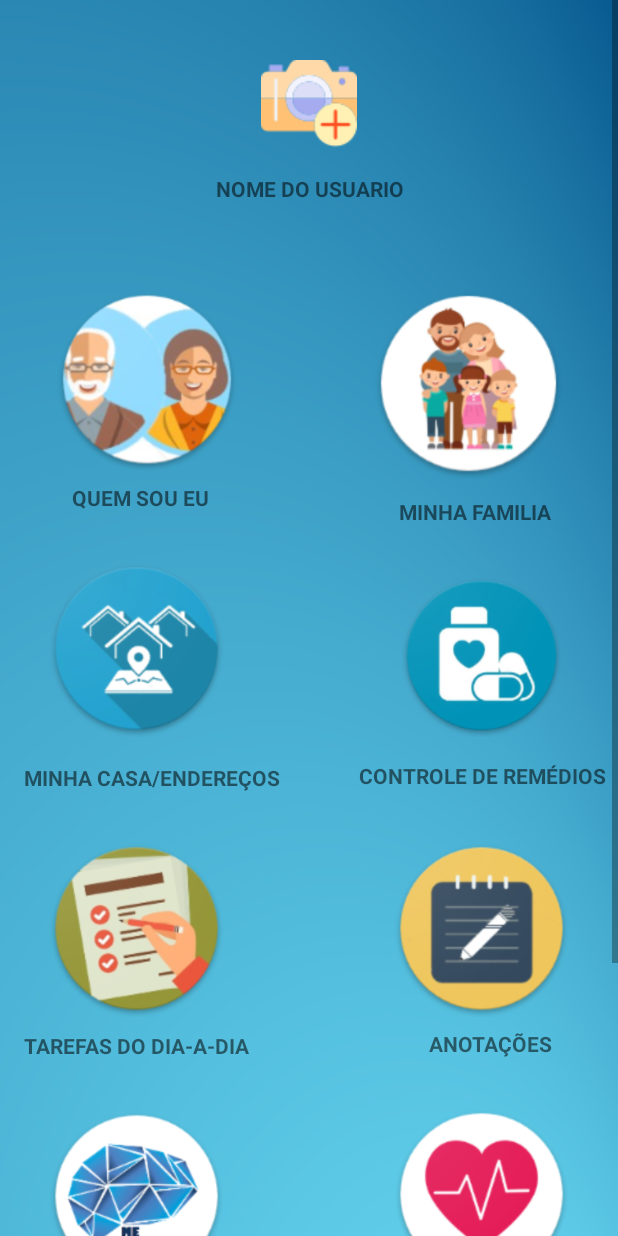
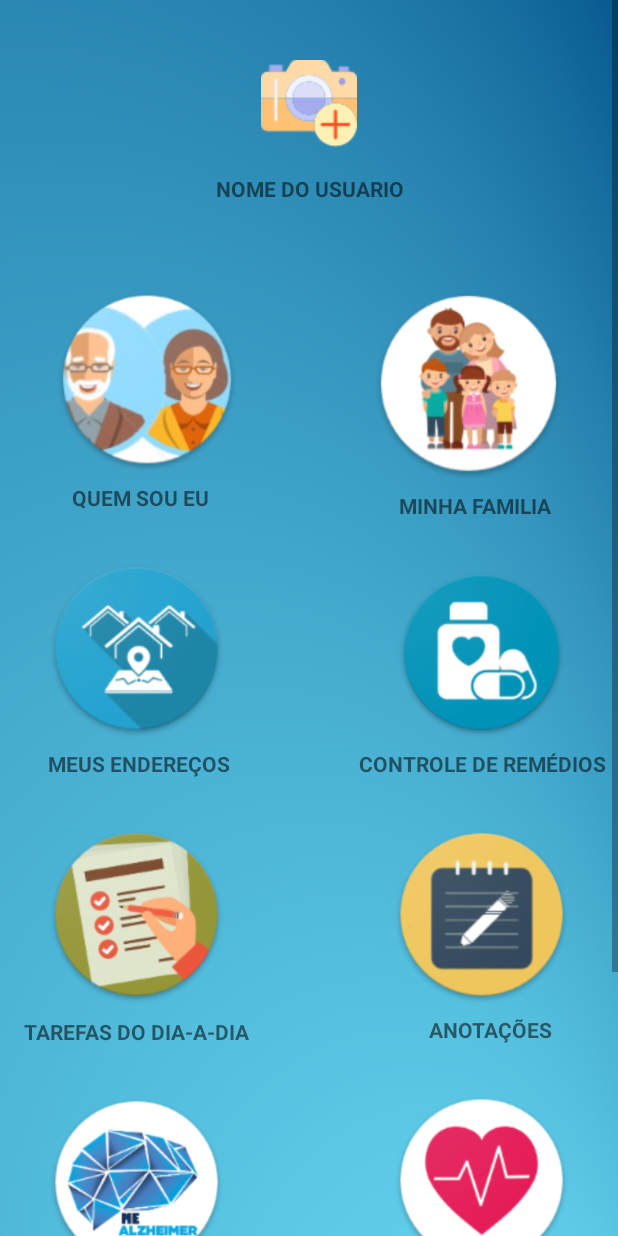
Before and after one commit to MEAlzaimer/MEAlzaimer, an Android app: the MenuInicialActivity screen opened directly, with no data from a screen before it, on a phone screen of 412 x 824 dp. Run offline under Robolectric (Android 15) with nearby library versions, the phone set to English and light mode, and no system bars.

Commit message:
update_icon_game_newParameterscontrain layout

```diff
--- a/app/src/main/AndroidManifest.xml
+++ b/app/src/main/AndroidManifest.xml
@@ -10,7 +10,7 @@
         android:supportsRtl="true"
         android:theme="@style/AppTheme">
         <activity android:name=".MainActivity" android:screenOrientation="portrait"></activity>
-        <activity android:name=".SplashActivity" android:screenOrientation="portrait">
+        <activity android:name=".SplashActivity">
             <intent-filter>
                 <action android:name="android.intent.action.MAIN" />
 
--- a/app/src/main/res/layout/activity_menu_inicial.xml
+++ b/app/src/main/res/layout/activity_menu_inicial.xml
@@ -92,7 +92,7 @@
             android:id="@+id/textView12"
             android:layout_width="wrap_content"
             android:layout_height="19dp"
-            android:layout_marginTop="12dp"
+            android:layout_marginTop="8dp"
             android:layout_marginEnd="44dp"
             android:layout_marginRight="44dp"
             android:text="MINHA FAMILIA"
@@ -132,23 +132,23 @@
             android:id="@+id/textView13"
             android:layout_width="wrap_content"
             android:layout_height="wrap_content"
-            android:layout_marginStart="16dp"
-            android:layout_marginLeft="16dp"
+            android:layout_marginStart="32dp"
+            android:layout_marginLeft="32dp"
             android:layout_marginTop="8dp"
             android:layout_marginBottom="252dp"
-            android:text="MINHA CASA/ENDEREÇOS"
+            android:text="MEUS ENDEREÇOS"
             android:textAllCaps="true"
             android:textStyle="bold"
             app:layout_constraintBottom_toBottomOf="parent"
             app:layout_constraintStart_toStartOf="parent"
             app:layout_constraintTop_toBottomOf="@+id/imageButton32"
-            app:layout_constraintVertical_bias="0.033" />
+            app:layout_constraintVertical_bias="0.0" />
 
         <TextView
             android:id="@+id/textView14"
             android:layout_width="wrap_content"
             android:layout_height="wrap_content"
-            android:layout_marginTop="16dp"
+            android:layout_marginTop="8dp"
             android:layout_marginEnd="8dp"
             android:layout_marginRight="8dp"
             android:text="CONTROLE DE REMÉDIOS"
--- a/app/src/main/res/values/strings.xml
+++ b/app/src/main/res/values/strings.xml
@@ -1,4 +1,4 @@
 <resources>
-    <string name="app_name">ME ALZHEIMER</string>
+    <string name="app_name">MEAlzheimer</string>
     <string name="text_bv">BEM VINDO DIGITE SEU NOME ABAIXO</string>
 </resources>
```
